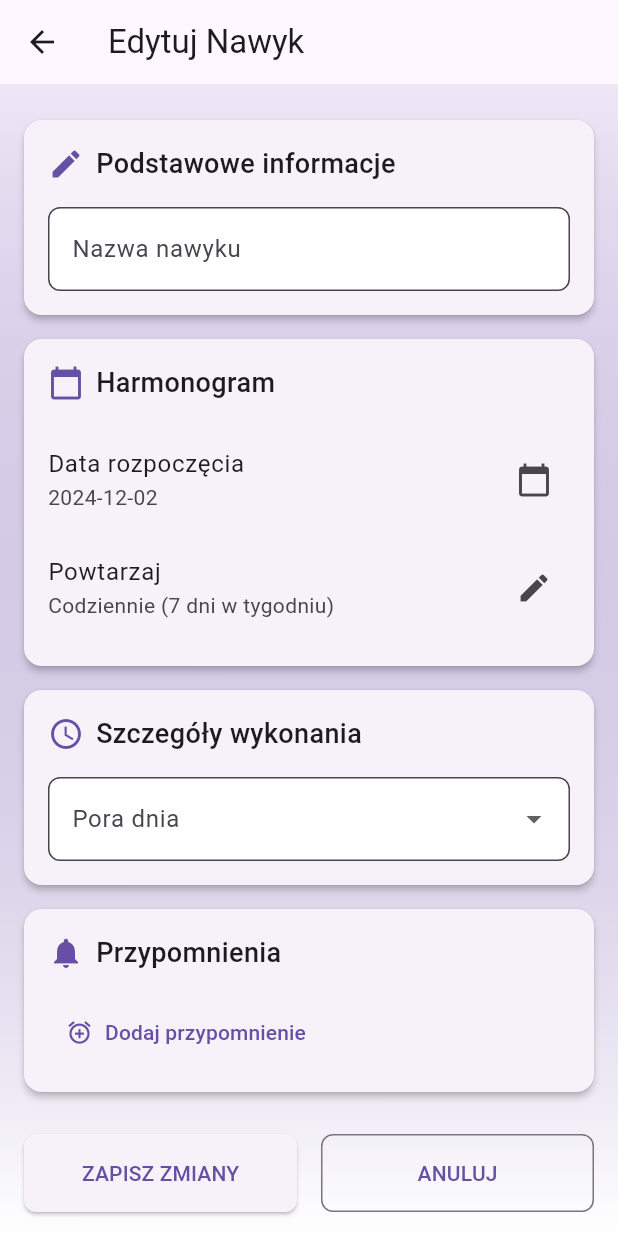
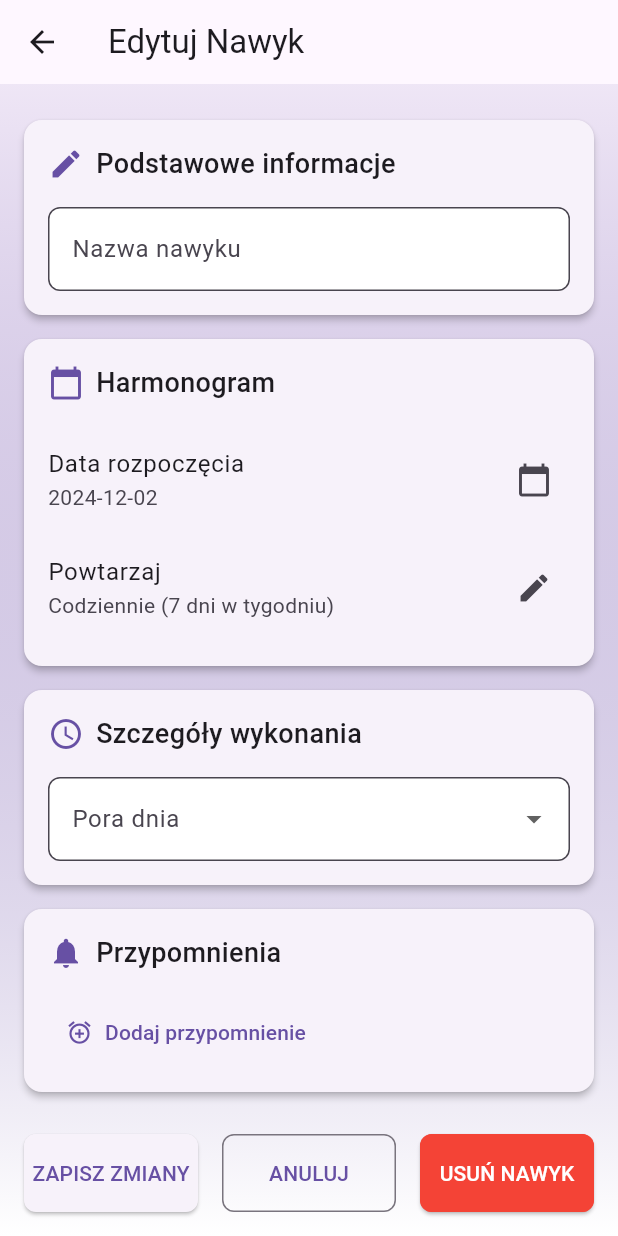
Before and after one commit to devglz/nawykomat-habit-app, a Flutter app: the EditHabitPage screen opened directly with empty values, on a phone screen of 412 x 824 dp. Run offline on Flutter 3.47's test engine with Material 3 defaults, Android fonts, the phone set to English and light mode, and no system bars; our stand-ins replace cloud_firestore, firebase_auth, firebase_core, fl_chart, flutter_svg, google_sign_in and 1 more; accounts and stored records are empty.

Commit message:
aktualizacja 8

```diff
--- a/lib/ui/habit/edit_habit_page.dart
+++ b/lib/ui/habit/edit_habit_page.dart
@@ -264,6 +264,34 @@ class _EditHabitPageState extends State<EditHabitPage> with SingleTickerProvider
                       child: const Text('ANULUJ'),
                     ),
                   ),
+                  const SizedBox(width: 16),
+                  Expanded(
+                    child: ElevatedButton(
+                      style: ElevatedButton.styleFrom(
+                        padding: const EdgeInsets.symmetric(vertical: 16),
+                        shape: RoundedRectangleBorder(
+                          borderRadius: BorderRadius.circular(8),
+                          side: BorderSide(color: Colors.red),
+                        ),
+                        backgroundColor: Colors.red,
+                      ),
+                      onPressed: () async {
+                        // Implementacja usuwania nawyku
+                        try {
+                          await HabitService().deleteHabit(widget.habit.id);
+                          if (mounted) {
+                            Navigator.pop(context);
+                          }
+                        } catch (e) {
+                          _showError('Wystąpił błąd: $e');
+                        }
+                      },
+                      child: const Text(
+                        'USUŃ NAWYK',
+                        style: TextStyle(color: Colors.white),
+                      ),
+                    ),
+                  ),
                 ],
               ),
             ],
```
Also changed, not shown: lib/ui/home/home_page.dart (+16 -1 lines).
